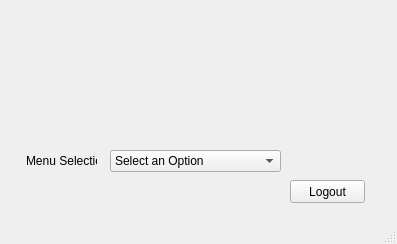
Old version of the form QtGui/menu.ui in the repository mitchdotdev/goat-bulk.
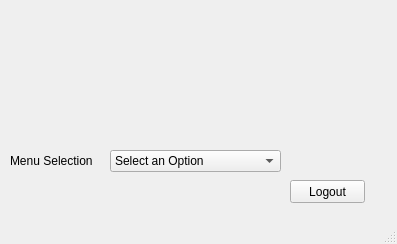
New version of the form.

Diff of the .ui file:
```diff
--- a/QtGui/menu.ui
+++ b/QtGui/menu.ui
@@ -68,9 +68,9 @@
    <widget class="QLabel" name="label_menuSelection">
     <property name="geometry">
      <rect>
-      <x>26</x>
+      <x>10</x>
       <y>150</y>
-      <width>71</width>
+      <width>101</width>
       <height>21</height>
      </rect>
     </property>
```
